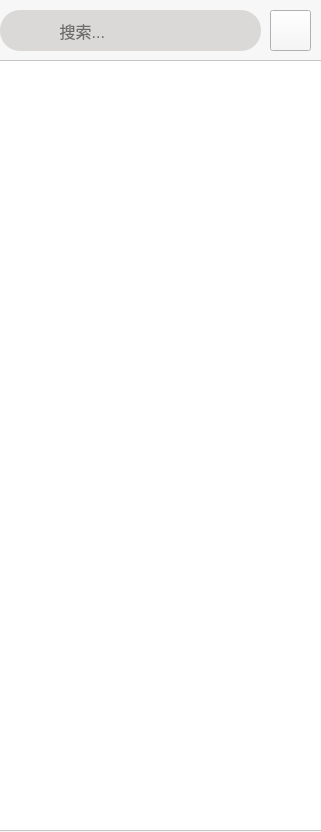
OY-YH/ATAW-Chat, file chat_Client/midw/midw.ui: the form before one commit.
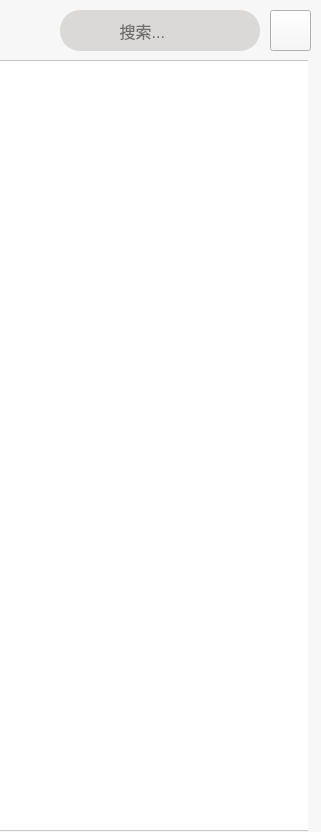
The form after the commit. Icons and pictures are not drawn. Custom widgets are drawn as their Qt base class.

What changed in the file:
```diff
--- a/chat_Client/midw/midw.ui
+++ b/chat_Client/midw/midw.ui
@@ -27,7 +27,7 @@
     <rect>
      <x>-3</x>
      <y>60</y>
-     <width>331</width>
+     <width>311</width>
      <height>771</height>
     </rect>
    </property>
@@ -37,6 +37,12 @@
      <height>771</height>
     </size>
    </property>
+   <property name="maximumSize">
+    <size>
+     <width>310</width>
+     <height>770</height>
+    </size>
+   </property>
    <property name="styleSheet">
     <string notr="true">background-color: rgb(226, 226, 226);</string>
    </property>
@@ -66,12 +72,18 @@
      <property name="spacing">
       <number>0</number>
      </property>
-     <item row="0" column="0">
+     <item row="1" column="0">
       <widget class="ListWidget" name="chatList">
        <property name="minimumSize">
         <size>
+         <width>330</width>
+         <height>700</height>
+        </size>
+       </property>
+       <property name="maximumSize">
+        <size>
          <width>300</width>
-         <height>560</height>
+         <height>16777215</height>
         </size>
        </property>
        <property name="styleSheet">
@@ -87,15 +99,15 @@
   <widget class="QLineEdit" name="searchlineEdit">
    <property name="geometry">
     <rect>
-     <x>0</x>
+     <x>60</x>
      <y>10</y>
-     <width>261</width>
+     <width>200</width>
      <height>41</height>
     </rect>
    </property>
    <property name="minimumSize">
     <size>
-     <width>261</width>
+     <width>200</width>
      <height>41</height>
     </size>
    </property>
```
